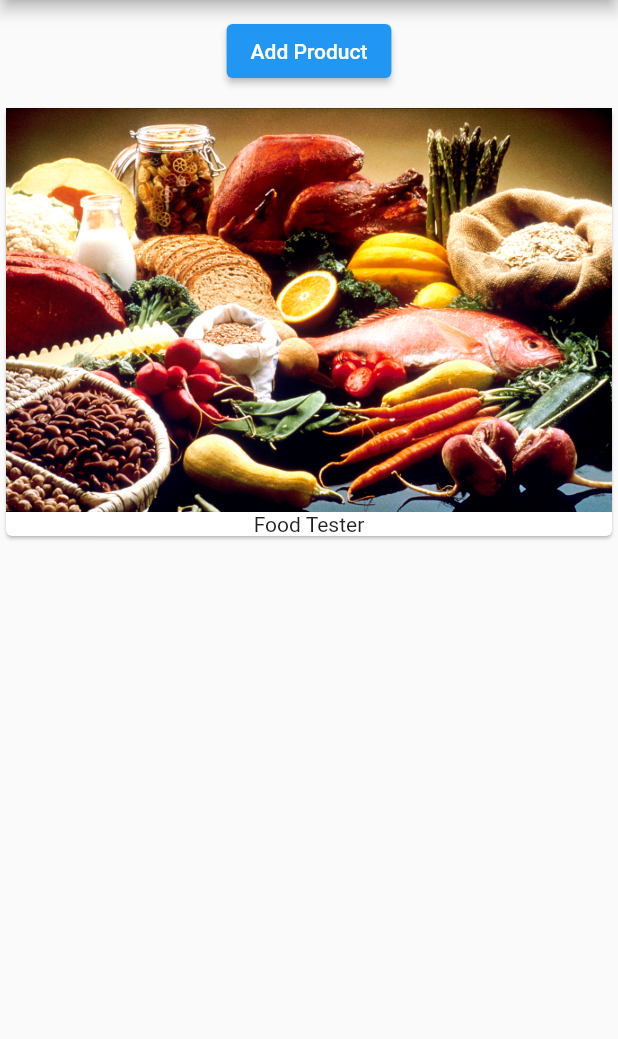
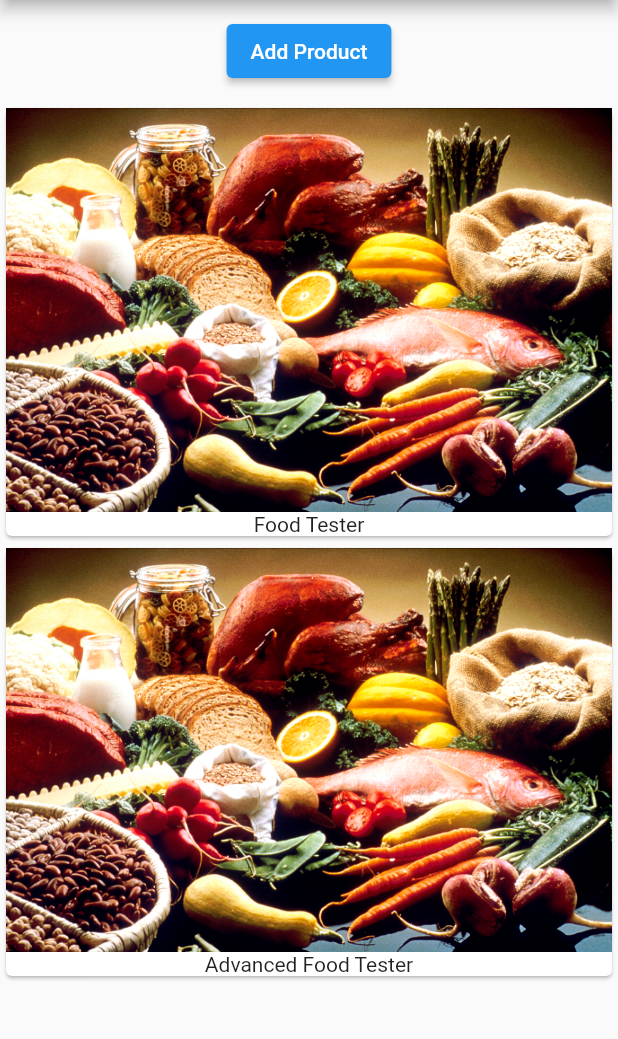
Before and after one commit to felixsaid/first_flutter_app, a Flutter app: the screen it shows after launch, after a tap on "Add Product", on a phone screen of 412 x 824 dp, the part 84-1123 px from its top. Run offline on Flutter 3.47's test engine with Material 2 defaults, Android fonts, the phone set to English and light mode, and no system bars.

Commit message:
Added product and product manager

```diff
--- a/lib/main.dart
+++ b/lib/main.dart
@@ -1,17 +1,10 @@
 import 'package:flutter/material.dart';
+
+import './product_manager.dart';
 
 void main() => runApp(MyApp());
 
-class MyApp extends StatefulWidget {
-  @override
-  State<StatefulWidget> createState() {
-    return _MyAppState();
-  }
-}
-
-class _MyAppState extends State<MyApp> {
-  List<String> _products = ['Food Tester'];
-
+class MyApp extends StatelessWidget {
   @override
   Widget build(BuildContext context) {
     return MaterialApp(
@@ -19,28 +12,7 @@ class _MyAppState extends State<MyApp> {
           appBar: AppBar(
             title: Text('EasyList'),
           ),
-          body: Column(
-            children: [
-              Container(
-                margin: EdgeInsets.all(10.0),
-                child: ElevatedButton(
-                  onPressed: () {},
-                  child: Text('Add Product'),
-                ),
-              ),
-              Column(
-                  children: _products
-                      .map((e) => Card(
-                            child: Column(
-                              children: <Widget>[
-                                Image.asset('assets/food.jpg'),
-                                Text(e)
-                              ],
-                            ),
-                          ))
-                      .toList()),
-            ],
-          )),
+          body: ProductManager('Food Tester')),
     );
   }
 }
--- /dev/null
+++ b/lib/product_manager.dart
@@ -0,0 +1,45 @@
+import 'package:flutter/material.dart';
+
+import './products.dart';
+
+class ProductManager extends StatefulWidget {
+  final String startingProduct;
+
+  ProductManager(this.startingProduct);
+
+  @override
+  State<StatefulWidget> createState() {
+    return _ProductManagerState();
+  }
+}
+
+class _ProductManagerState extends State<ProductManager> {
+  List<String> _products = [];
+
+  @override
+  void initState() {
+    _products.add(widget.startingProduct);
+    super.initState();
+  }
+
+  @override
+  Widget build(BuildContext context) {
+    return Column(
+      children: [
+        Container(
+          margin: EdgeInsets.all(10.0),
+          child: ElevatedButton(
+            onPressed: () {
+              setState(() {
+                _products.add('Advanced Food Tester');
+                print(_products);
+              });
+            },
+            child: Text('Add Product'),
+          ),
+        ),
+        Products(_products)
+      ],
+    );
+  }
+}
--- /dev/null
+++ b/lib/products.dart
@@ -0,0 +1,22 @@
+import 'package:flutter/material.dart';
+
+class Products extends StatelessWidget{
+  final List<String> products;
+
+  Products(this.products);
+
+  @override
+  Widget build(BuildContext context) {
+    return Column(
+        children: products
+            .map((e) => Card(
+          child: Column(
+            children: <Widget>[
+              Image.asset('assets/food.jpg'),
+              Text(e)
+            ],
+          ),
+        )).toList()
+    );
+  }
+}
```
